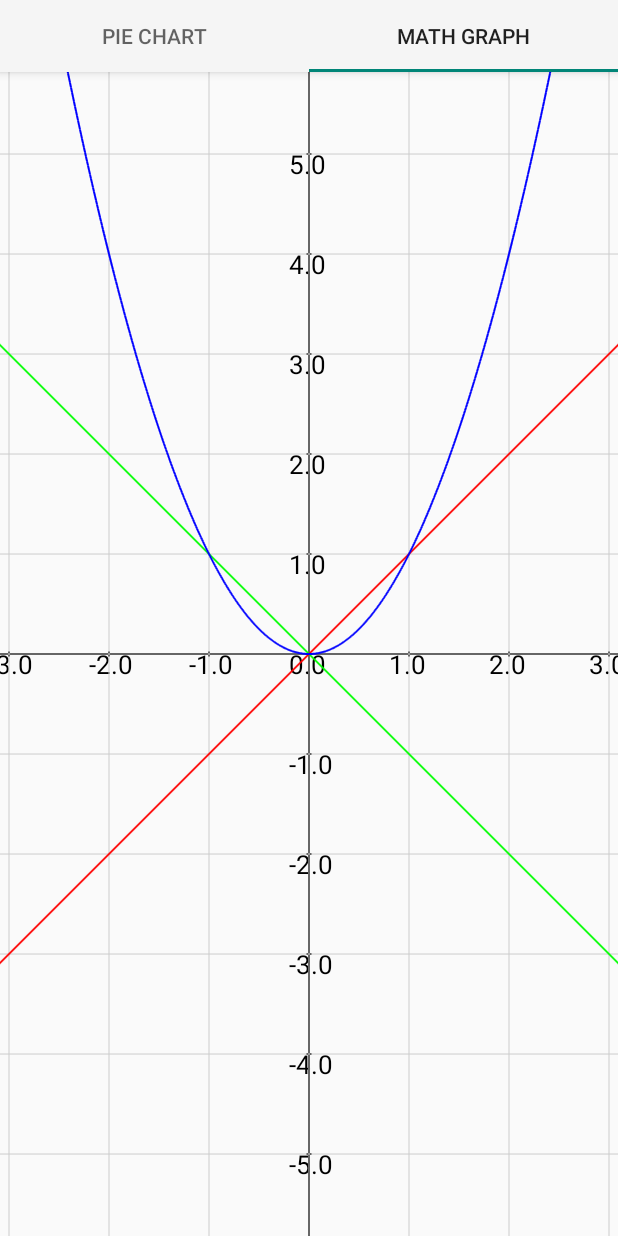
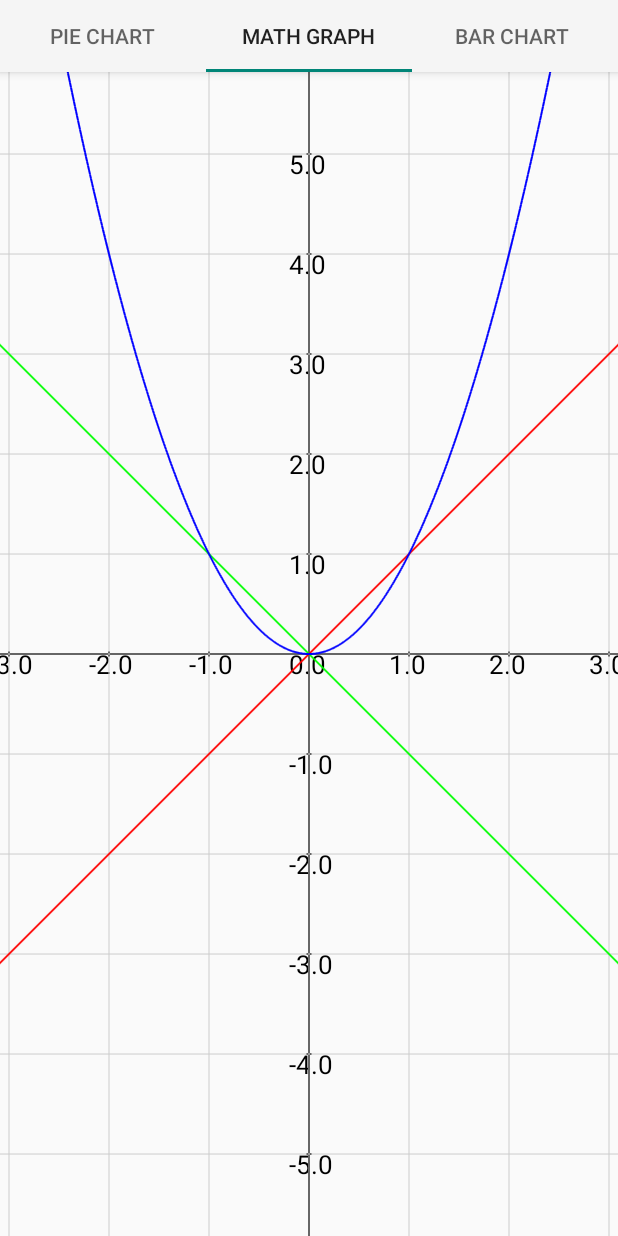
Before and after one commit to Mister-Casper/graphsX_Library, an Android app: the screen it shows after launch (MainActivity), tab 2 chosen, on a phone screen of 412 x 824 dp. Run offline under Robolectric (Android 15) with nearby library versions, the phone set to English and light mode, and no system bars; our stand-ins replace ButterKnife.

Commit message:
Add example of vertical bar graph

```diff
--- /dev/null
+++ b/example/src/main/java/com/sgc/example/BarChartExample.java
@@ -0,0 +1,50 @@
+package com.sgc.example;
+
+
+import android.graphics.Color;
+import android.os.Bundle;
+import android.view.LayoutInflater;
+import android.view.View;
+import android.view.ViewGroup;
+
+import com.sgc.graphslibrary.data.BarChartData;
+import com.sgc.graphslibrary.diagram.VerticalBarChart;
+
+import java.util.ArrayList;
+
+import androidx.fragment.app.Fragment;
+import butterknife.BindView;
+import butterknife.ButterKnife;
+import butterknife.Unbinder;
+
+
+/**
+ * A simple {@link Fragment} subclass.
+ */
+public class BarChartExample extends Fragment {
+
+    private Unbinder unbinder;
+
+    @BindView(R.id.barChart)
+    VerticalBarChart barChart;
+
+    public BarChartExample() {
+        // Required empty public constructor
+    }
+
+
+    @Override
+    public View onCreateView(LayoutInflater inflater, ViewGroup container,
+                             Bundle savedInstanceState) {
+        View view = inflater.inflate(R.layout.fragment_bar_chart_example, container, false);
+        unbinder = ButterKnife.bind(this, view);
+        ArrayList<BarChartData> data = new ArrayList<>();
+        data.add(new BarChartData(Color.rgb(1, 87, 155),10,"Машины"));
+        data.add(new BarChartData(Color.rgb(74, 20, 140),50,"Самолеты"));
+        data.add(new BarChartData(Color.rgb(230, 81, 0),25,"Корабли"));
+        data.add(new BarChartData(Color.rgb(27, 94, 32),75,"Ракеты"));
+        barChart.setData(data);
+        return view;
+    }
+
+}
--- a/example/src/main/java/com/sgc/example/viewPagerAdapter.java
+++ b/example/src/main/java/com/sgc/example/viewPagerAdapter.java
@@ -9,7 +9,8 @@ public class viewPagerAdapter extends FragmentPagerAdapter {
 
     private Fragment[] fragments = new Fragment[]{
             new PieChartExampleFragment(),
-            new MathGraphExample()
+            new MathGraphExample(),
+            new BarChartExample()
     };
 
     public viewPagerAdapter(FragmentManager fm) {
--- a/example/src/main/res/layout/activity_main.xml
+++ b/example/src/main/res/layout/activity_main.xml
@@ -24,10 +24,16 @@
 
 
             <com.google.android.material.tabs.TabItem
-                android:id="@+id/mathGraph"
+            android:id="@+id/mathGraph"
+            android:layout_width="match_parent"
+            android:layout_height="wrap_content"
+            android:text="Math graph" />
+
+            <com.google.android.material.tabs.TabItem
+                android:id="@+id/barChart"
                 android:layout_width="match_parent"
                 android:layout_height="wrap_content"
-                android:text="Math graph" />
+                android:text="Bar chart " />
         </com.google.android.material.tabs.TabLayout>
     </com.google.android.material.appbar.AppBarLayout>
 
```
Also changed, not shown: example/src/main/res/layout/fragment_bar_chart_example.xml (added, +26 -0 lines).
